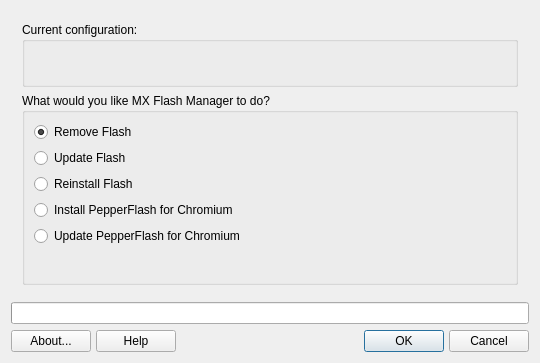
MX-Linux/mx-flash, file mxflash.ui: the form before one commit.
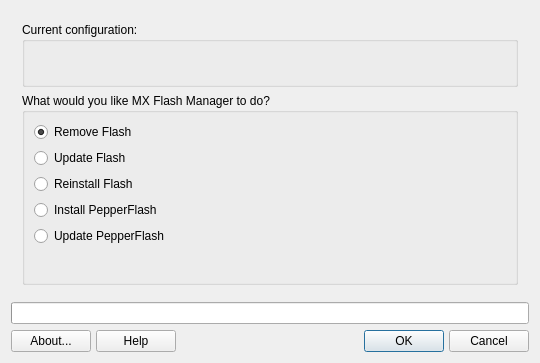
The form after the commit. Icons and pictures are not drawn.

Commit message: rm 'for Chromium', remove check if Chromium is installed

```diff
--- a/mxflash.ui
+++ b/mxflash.ui
@@ -99,7 +99,7 @@
           <item row="5" column="0">
            <widget class="QRadioButton" name="pepperButton">
             <property name="text">
-             <string>Install PepperFlash for Chromium</string>
+             <string>Install PepperFlash</string>
             </property>
            </widget>
           </item>
@@ -139,7 +139,7 @@
           <item row="6" column="0">
            <widget class="QRadioButton" name="updatePepperButton">
             <property name="text">
-             <string>Update PepperFlash for Chromium</string>
+             <string>Update PepperFlash</string>
             </property>
            </widget>
           </item>
```
The commit also changes 1 other file.
